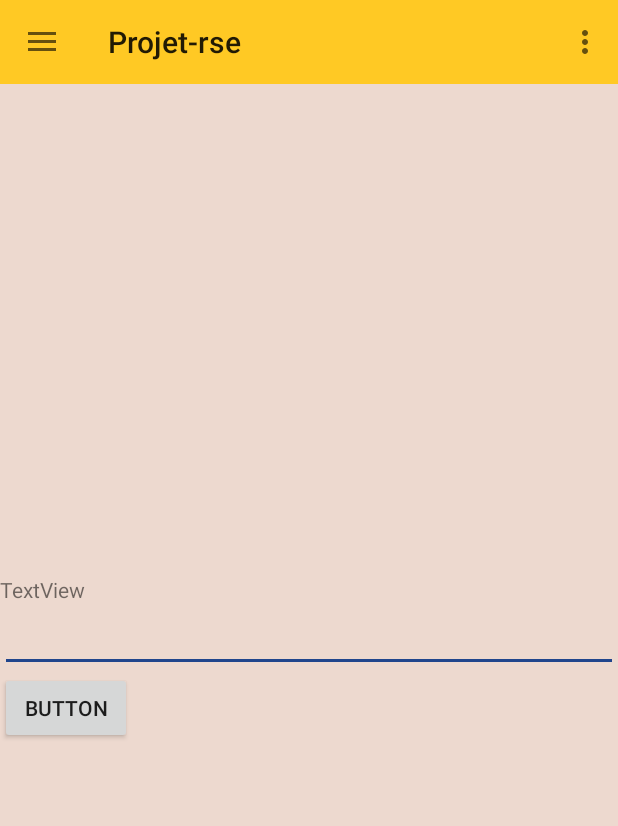
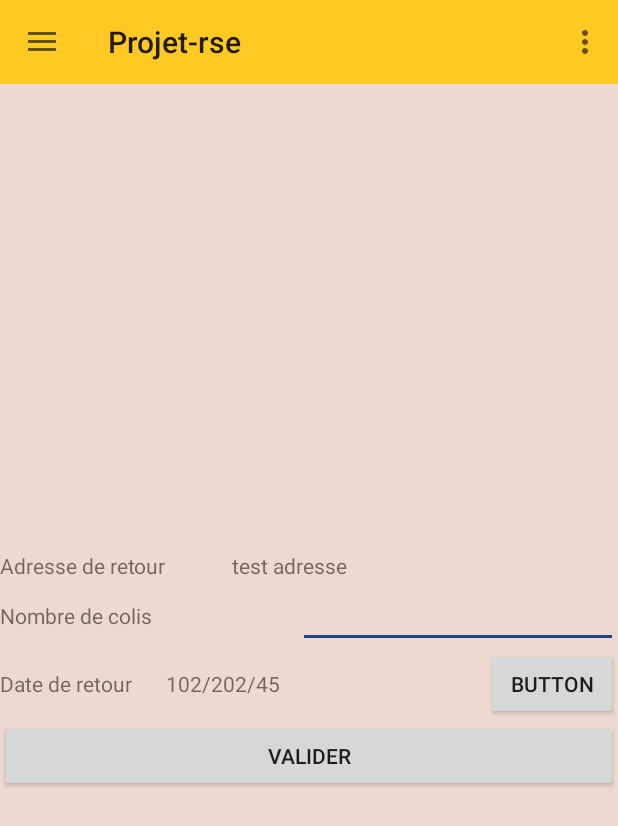
Before and after one commit to nicolas07/Projetrse, an Android app: the fragment HistoryFragment placed in its activity, after a tap on "Retourner un colis", on a phone screen of 412 x 824 dp. Shown: the top 826 px of the screen. Run offline under Robolectric (Android 15) with nearby library versions, the phone set to English and light mode, and no system bars; 2 other taps on this screen came first.

Commit message:
Refonte stockage et création d'un date picker

```diff
--- a/app/src/main/java/com/example/projet_rse/History.java
+++ b/app/src/main/java/com/example/projet_rse/History.java
@@ -1,14 +1,24 @@
 package com.example.projet_rse;
 
 public class History {
+
+    private static double UnitAmount = 0.3;
+
     private String Date;
     private String PackagesNumber;
-    private PurchasingVoucher PurchasingVoucher;
+    private String Amount;
 
-    public History(String date, String packagesNumber, com.example.projet_rse.PurchasingVoucher purchasingVoucher) {
+    public History(String date, String packagesNumber) {
         Date = date;
         PackagesNumber = packagesNumber;
-        PurchasingVoucher = purchasingVoucher;
+        Amount = CalculateAmount(packagesNumber);
+    }
+
+    private String CalculateAmount(String packagesNumber){
+        // TODO: Ajouter un arrondi
+        int quantity = Integer.parseInt(packagesNumber);
+        double sum = quantity*UnitAmount;
+        return String.valueOf(sum);
     }
 
     public String getDate() {
@@ -27,11 +37,7 @@ public class History {
         PackagesNumber = packagesNumber;
     }
 
-    public com.example.projet_rse.PurchasingVoucher getPurchasingVoucher() {
-        return PurchasingVoucher;
-    }
-
-    public void setPurchasingVoucher(com.example.projet_rse.PurchasingVoucher purchasingVoucher) {
-        PurchasingVoucher = purchasingVoucher;
+    public String getAmount() {
+        return Amount;
     }
 }
--- a/app/src/main/java/com/example/projet_rse/HistoryArrayAdapter.java
+++ b/app/src/main/java/com/example/projet_rse/HistoryArrayAdapter.java
@@ -13,13 +13,13 @@ import java.util.ArrayList;
 import java.util.List;
 
 public class HistoryArrayAdapter  extends ArrayAdapter<History> {
-    private static final String TAG = "CardArrayAdapter";
-    private List<History> cardList = new ArrayList<History>();
+    private static final String TAG = "HistoryArrayAdapter";
+    private List<History> Histories = new ArrayList<History>();
 
     static class HistoryViewHolder {
-        TextView Date;
-        TextView PackageNumber;
-        TextView PurchasingVoucherAmount;
+        TextView TextViewDate;
+        TextView TextViewPackageNumber;
+        TextView TextViewAmount;
     }
 
     public HistoryArrayAdapter(Context context, int textViewResourceId) {
@@ -28,18 +28,22 @@ public class HistoryArrayAdapter  extends ArrayAdapter<History> {
 
     @Override
     public void add(History object) {
-        cardList.add(object);
+        Histories.add(object);
         super.add(object);
+    }
+
+    public void addList(List<History> histories){
+        Histories.addAll(histories);
     }
 
     @Override
     public int getCount() {
-        return this.cardList.size();
+        return this.Histories.size();
     }
 
     @Override
     public History getItem(int index) {
-        return this.cardList.get(index);
+        return this.Histories.get(index);
     }
 
     @Override
@@ -50,17 +54,17 @@ public class HistoryArrayAdapter  extends ArrayAdapter<History> {
             LayoutInflater inflater = (LayoutInflater) this.getContext().getSystemService(Context.LAYOUT_INFLATER_SERVICE);
             row = inflater.inflate(R.layout.list_item_history, parent, false);
             viewHolder = new HistoryViewHolder();
-            viewHolder.Date = (TextView) row.findViewById(R.id.tv_Date);
-            viewHolder.PackageNumber = (TextView) row.findViewById(R.id.tv_PackageNumber);
-            viewHolder.PurchasingVoucherAmount = (TextView) row.findViewById(R.id.tv_Amount);
+            viewHolder.TextViewDate = (TextView) row.findViewById(R.id.tv_Date);
+            viewHolder.TextViewPackageNumber = (TextView) row.findViewById(R.id.tv_PackageNumber);
+            viewHolder.TextViewAmount = (TextView) row.findViewById(R.id.tv_Amount);
             row.setTag(viewHolder);
         } else {
             viewHolder = (HistoryViewHolder)row.getTag();
         }
         History history = getItem(position);
-        viewHolder.Date.setText(history.getDate());
-        viewHolder.PackageNumber.setText(history.getPackagesNumber());
-        viewHolder.PurchasingVoucherAmount.setText(history.getPurchasingVoucher().getAmount()+"€");
+        viewHolder.TextViewDate.setText(history.getDate());
+        viewHolder.TextViewPackageNumber.setText(history.getPackagesNumber());
+        viewHolder.TextViewAmount.setText(history.getAmount()+"€");
         return row;
     }
 
--- a/app/src/main/java/com/example/projet_rse/HistoryFragment.java
+++ b/app/src/main/java/com/example/projet_rse/HistoryFragment.java
@@ -18,6 +18,8 @@ public class HistoryFragment extends Fragment {
     private HistoryArrayAdapter historyArrayAdapter;
     private ListView listView;
 
+    private StorageHelper storageHelper;
+
     public static HistoryFragment newInstance() {
         return (new HistoryFragment());
     }
@@ -26,17 +28,16 @@ public class HistoryFragment extends Fragment {
     public View onCreateView(LayoutInflater inflater, ViewGroup container, Bundle savedInstanceState) {
        View view = inflater.inflate(R.layout.fragment_history, container, false);
 
+       storageHelper = new StorageHelper(getActivity());
+
         listView = (ListView) view.findViewById(R.id.lv_History);
 
         listView.addHeaderView(new View(getActivity()));
         listView.addFooterView(new View(getActivity()));
 
         historyArrayAdapter = new HistoryArrayAdapter(getActivity(), R.layout.list_item_history);
+        historyArrayAdapter.addList(storageHelper.GetHistories());
 
-        for (int i = 0; i < 10; i++) {
-            History card = new History(new SimpleDateFormat("dd-MM-yyyy").format(new Date()), String.valueOf(i), new PurchasingVoucher(new SimpleDateFormat("dd-MM-yyyy").format(new Date()),2));
-            historyArrayAdapter.add(card);
-        }
         listView.setAdapter(historyArrayAdapter);
 
         listView.setOnItemClickListener(new AdapterView.OnItemClickListener() {
--- a/app/src/main/java/com/example/projet_rse/MainActivity.java
+++ b/app/src/main/java/com/example/projet_rse/MainActivity.java
@@ -61,10 +61,9 @@ public class MainActivity extends AppCompatActivity
         NavigationView navigationView = (NavigationView) findViewById(R.id.nav_view);
         navigationView.setNavigationItemSelectedListener(this);
 
-        UserAccountHelper userAccountHelper = new UserAccountHelper(getApplicationContext());
-        UserAccount userAccount = new UserAccount("Nom","Prénom","14 rue Sarrette - 75014 Paris","sdfsgfdgdgdg","dffd@df.df");
-        userAccountHelper.StoreUserAccount(userAccount);
-
+        StorageHelper storageHelper = new StorageHelper(getApplicationContext());
+        storageHelper.InitData();
+        UserAccount userAccount = storageHelper.GetUserAccount();
 
         View headerView = navigationView.getHeaderView(0);
         TextView navUsername = (TextView) headerView.findViewById(R.id.tv_NavHeaderName);
--- a/app/src/main/java/com/example/projet_rse/ReturnPackageFragment.java
+++ b/app/src/main/java/com/example/projet_rse/ReturnPackageFragment.java
@@ -1,5 +1,7 @@
 package com.example.projet_rse;
 
+import android.app.AlertDialog;
+import android.content.DialogInterface;
 import android.content.SharedPreferences;
 import android.os.Bundle;
 import android.support.v4.app.Fragment;
@@ -8,19 +10,25 @@ import android.view.LayoutInflater;
 import android.view.View;
 import android.view.ViewGroup;
 import android.widget.Button;
+import android.widget.DatePicker;
 import android.widget.EditText;
 import android.widget.TextView;
 import android.widget.Toast;
 
 import org.w3c.dom.Text;
 
+import java.util.Date;
+import java.util.GregorianCalendar;
+
 public class ReturnPackageFragment extends Fragment {
 
-    // TODO : Ajouter un date picker
+    // TODO : ajouter \n TextView
 
-    private EditText NumberPackages;
-    private TextView Address;
-    private Button ValidateReturn;
+    private EditText EditTextReturnPackageNumber;
+    private TextView TextViewReturnAddress;
+    private TextView TextViewReturnDate;
+    private Button ButtonEditReturnDate;
+    private Button ButtonValidateReturn;
 
         public static ReturnPackageFragment newInstance() {
             return (new ReturnPackageFragment());
@@ -30,18 +38,19 @@ public class ReturnPackageFragment extends Fragment {
         public View onCreateView(LayoutInflater inflater, ViewGroup container, Bundle savedInstanceState) {
 
             View view = inflater.inflate(R.layout.fragment_returnpackage, container, false);
-            NumberPackages = (EditText) view.findViewById(R.id.et_packageNumber);
+            EditTextReturnPackageNumber = (EditText) view.findViewById(R.id.et_ReturnPackageNumber);
             SharedPreferences settings = this.getActivity().getSharedPreferences("PREFS", 0);
-            NumberPackages.setText(settings.getString("value", ""));
+            EditTextReturnPackageNumber.setText(settings.getString("value", ""));
 
-            Address = (TextView) view.findViewById(R.id.tv_address);
-            ValidateReturn = (Button) view.findViewById(R.id.bt_validateReturn);
-            ValidateReturn.setOnClickListener(new View.OnClickListener() {
+            TextViewReturnAddress = (TextView) view.findViewById(R.id.tv_ReturnAddress);
+            TextViewReturnAddress.setText("test adresse");
+            ButtonValidateReturn = (Button) view.findViewById(R.id.bt_ValidateReturn);
+            ButtonValidateReturn.setOnClickListener(new View.OnClickListener() {
                 @Override
                 public void onClick(View v) {
-                    int n = Integer.parseInt(NumberPackages.getText().toString());
+                    int n = Integer.parseInt(EditTextReturnPackageNumber.getText().toString());
                     String message = null;
-                    if(n > 0 && TextUtils.isEmpty(Address.getText().toString())){
+                    if(n > 0 && TextUtils.isEmpty(TextViewReturnAddress.getText().toString())){
                         message = "Retour validée";
                     } else {
                         message = "Erreur";
@@ -51,6 +60,29 @@ public class ReturnPackageFragment extends Fragment {
 
                 }
             });
+
+            ButtonEditReturnDate = (Button) view.findViewById(R.id.bt_EditReturnDate);
+            ButtonEditReturnDate.setOnClickListener(new View.OnClickListener() {
+                @Override
+                public void onClick(View v) {
+                    View toto = LayoutInflater.from(getActivity())
+                            .inflate(R.layout.dialog_date,null);
+                    final DatePicker datePicker = (DatePicker) toto.findViewById(R.id.dialog_date_date_picker);
+                    android.support.v7.app.AlertDialog.Builder alert = new android.support.v7.app.AlertDialog.Builder(getActivity());
+                    alert.setTitle("Datepicker");
+                    alert.setView(toto);
+                    alert.setPositiveButton("Valider", new DialogInterface.OnClickListener() {
+                        public void onClick(DialogInterface dialog, int whichButton) {
+                            int year = datePicker.getYear();
+                            int mon = datePicker.getMonth();
+                            int day = datePicker.getDayOfMonth();
+                            String date = String.valueOf(year) + "/" + String.valueOf(mon) + "/" + String.valueOf(year);
+                            Toast.makeText(getContext(),date,Toast.LENGTH_LONG).show();
+                        }
+                    });
+                alert.show();
+                }
+            });
             return view;
         }
 }
--- /dev/null
+++ b/app/src/main/java/com/example/projet_rse/StorageHelper.java
@@ -0,0 +1,70 @@
+package com.example.projet_rse;
+
+import android.content.Context;
+import android.content.SharedPreferences;
+
+import com.google.gson.Gson;
+import com.google.gson.reflect.TypeToken;
+
+import java.lang.reflect.Type;
+import java.util.ArrayList;
+import java.util.List;
+
+import static android.content.Context.MODE_PRIVATE;
+
+public class StorageHelper {
+
+    public static final String MY_PREFS_NAME = "MyPrefsFile";
+    private SharedPreferences StoragePreferences;
+
+    public StorageHelper(Context context) {
+        StoragePreferences = context.getSharedPreferences(MY_PREFS_NAME,MODE_PRIVATE);
+    }
+
+    public UserAccount GetUserAccount(){
+        Gson gson = new Gson();
+        String json = StoragePreferences.getString("userAccount", "");
+        UserAccount obj = gson.fromJson(json, UserAccount.class);
+        return obj;
+    }
+
+    public void StoreUserAccount(UserAccount userAccount){
+
+        SharedPreferences.Editor prefsEditor = StoragePreferences.edit();
+        Gson gson = new Gson();
+        String json = gson.toJson(userAccount);
+        prefsEditor.putString("userAccount", json);
+        prefsEditor.commit();
+    }
+
+    public List<History> GetHistories(){
+        Gson gson = new Gson();
+        String json = StoragePreferences.getString("Histories", "");
+        Type type = new TypeToken<List<History>>() {}.getType();
+        List<History> obj = gson.fromJson(json, type);
+        return obj;
+    }
+
+    public void StoreHistories(List<History> histories){
+
+        SharedPreferences.Editor prefsEditor = StoragePreferences.edit();
+        Gson gson = new Gson();
+        String json = gson.toJson(histories);
+        prefsEditor.putString("Histories", json);
+        prefsEditor.commit();
+    }
+
+    public void InitData(){
+
+        UserAccount userAccount = new UserAccount("DUPONT", "Marcel", "28 rue Dupont - 75020 Paris","azerty","m.dupont@gmail.com");
+        StoreUserAccount(userAccount);
+
+        List<History> histories = new ArrayList<History>();
+
+        for(int i=0; i < 10;i++){
+            histories.add(new History("14/02/2019",Integer.toString(i)));
+        }
+        StoreHistories(histories);
+
+    }
+}
--- a/app/src/main/java/com/example/projet_rse/UserAccountFragment.java
+++ b/app/src/main/java/com/example/projet_rse/UserAccountFragment.java
@@ -4,7 +4,6 @@ import android.app.AlertDialog;
 import android.content.DialogInterface;
 import android.os.Bundle;
 import android.support.v4.app.Fragment;
-import android.text.Editable;
 import android.text.InputType;
 import android.view.LayoutInflater;
 import android.view.View;
@@ -12,7 +11,6 @@ import android.view.ViewGroup;
 import android.widget.Button;
 import android.widget.EditText;
 import android.widget.TextView;
-import android.widget.Toast;
 
 public class UserAccountFragment extends Fragment implements View.OnClickListener {
 
@@ -29,7 +27,7 @@ public class UserAccountFragment extends Fragment implements View.OnClickListene
     private Button ButtonEditPassword;
 
     private UserAccount userAccount;
-    private UserAccountHelper userAccountHelper;
+    private StorageHelper storageHelper;
 
     // TODO : Remplacer les Button par des Imagebutton
 
@@ -40,9 +38,9 @@ public class UserAccountFragment extends Fragment implements View.OnClickListene
     @Override
     public View onCreateView(LayoutInflater inflater, ViewGroup container, Bundle savedInstanceState) {
 
-        userAccountHelper = new UserAccountHelper(getContext());
+        storageHelper = new StorageHelper(getContext());
 
-        userAccount = userAccountHelper.GetUserAccount();
+        userAccount = storageHelper.GetUserAccount();
 
 
         View view = inflater.inflate(R.layout.fragment_useraccount, container, false);
@@ -152,7 +150,7 @@ public class UserAccountFragment extends Fragment implements View.OnClickListene
         alert.setOnDismissListener(new DialogInterface.OnDismissListener() {
             @Override
             public void onDismiss(DialogInterface dialog) {
-                userAccountHelper.StoreUserAccount(userAccount);
+                storageHelper.StoreUserAccount(userAccount);
 
                 TextViewName.setText(userAccount.getName());
                 TextViewFirstName.setText(userAccount.getFirstName());
@@ -161,8 +159,8 @@ public class UserAccountFragment extends Fragment implements View.OnClickListene
                 TextViewPassword.setText(userAccount.getPassword());
             }
         });
-
-        alert.show();
+        AlertDialog dial = alert.create();
+        dial.show();
 
     }
 }
--- a/app/src/main/java/com/example/projet_rse/UserAccountHelper.java
+++ /dev/null
@@ -1,37 +0,0 @@
-package com.example.projet_rse;
-
-import android.content.Context;
-import android.content.SharedPreferences;
-
-import com.google.gson.Gson;
-
-import java.nio.channels.FileChannel;
-
-import static android.content.Context.MODE_PRIVATE;
-
-public class UserAccountHelper {
-
-    public static final String MY_PREFS_NAME = "MyPrefsFile";
-    private SharedPreferences UserAccountPreferences;
-
-    public UserAccountHelper(Context context) {
-        UserAccountPreferences = context.getSharedPreferences(MY_PREFS_NAME,MODE_PRIVATE);
-    }
-
-    public UserAccount GetUserAccount(){
-        Gson gson = new Gson();
-        String json = UserAccountPreferences.getString("userAccount", "");
-        UserAccount obj = gson.fromJson(json, UserAccount.class);
-        return obj;
-    }
-
-    public void StoreUserAccount(UserAccount userAccount){
-
-        SharedPreferences.Editor prefsEditor = UserAccountPreferences.edit();
-        Gson gson = new Gson();
-        String json = gson.toJson(userAccount);
-        prefsEditor.putString("userAccount", json);
-        prefsEditor.commit();
-
-    }
-}
--- /dev/null
+++ b/app/src/main/res/layout/dialog_date.xml
@@ -0,0 +1,11 @@
+<?xml version="1.0" encoding="utf-8"?>
+<LinearLayout xmlns:android="http://schemas.android.com/apk/res/android"
+    android:orientation="vertical" android:layout_width="match_parent"
+    android:layout_height="match_parent">
+
+    <DatePicker
+        android:id="@+id/dialog_date_date_picker"
+        android:layout_width="match_parent"
+        android:layout_height="match_parent" />
+
+</LinearLayout>
--- a/app/src/main/res/layout/fragment_returnpackage.xml
+++ b/app/src/main/res/layout/fragment_returnpackage.xml
@@ -13,28 +13,65 @@
         android:layout_height="wrap_content"
         android:layout_weight="1"
         android:orientation="vertical">
+    </LinearLayout>
 
+    <TableLayout
+        android:layout_width="match_parent"
+        android:layout_height="wrap_content"
+        android:layout_marginTop="8dp">
+        <TableRow>
             <TextView
-            android:id="@+id/tv_address"
+                android:layout_width="wrap_content"
+                android:layout_height="wrap_content"
+                android:layout_weight="1"
+                android:text="Adresse de retour" />
+            <TextView
+                android:id="@+id/tv_ReturnAddress"
                 android:layout_width="wrap_content"
                 android:layout_height="wrap_content"
                 android:layout_weight="1"
                 android:text="TextView" />
-
+        </TableRow>
+        <TableRow>
+            <TextView
+                android:layout_width="wrap_content"
+                android:layout_height="wrap_content"
+                android:layout_weight="1"
+                android:text="Nombre de colis" />
             <EditText
-            android:id="@+id/et_packageNumber"
+                android:id="@+id/et_ReturnPackageNumber"
                 android:layout_width="match_parent"
                 android:layout_height="wrap_content"
                 android:ems="10"
                 android:inputType="number" />
-
-
+        </TableRow>
+        <TableRow>
+            <TextView
+                android:layout_width="wrap_content"
+                android:layout_height="wrap_content"
+                android:layout_weight="1"
+                android:text="Date de retour" />
+            <TextView
+                android:layout_width="wrap_content"
+                android:layout_height="wrap_content"
+                android:layout_weight="1"
+                android:text="102/202/45" />
             <Button
-            android:id="@+id/bt_validateReturn"
+                android:id="@+id/bt_EditReturnDate"
                 android:layout_width="wrap_content"
                 android:layout_height="wrap_content"
                 android:layout_weight="1"
                 android:text="Button" />
-    </LinearLayout>
+        </TableRow>
+        <TableRow>
+            <Button
+                android:id="@+id/bt_ValidateReturn"
+                android:layout_width="wrap_content"
+                android:layout_height="wrap_content"
+                android:layout_weight="1"
+                android:text="Valider" />
+        </TableRow>
+
+    </TableLayout>
 
 </LinearLayout>
```
Lines whose indentation alone changed are shown as unchanged.
